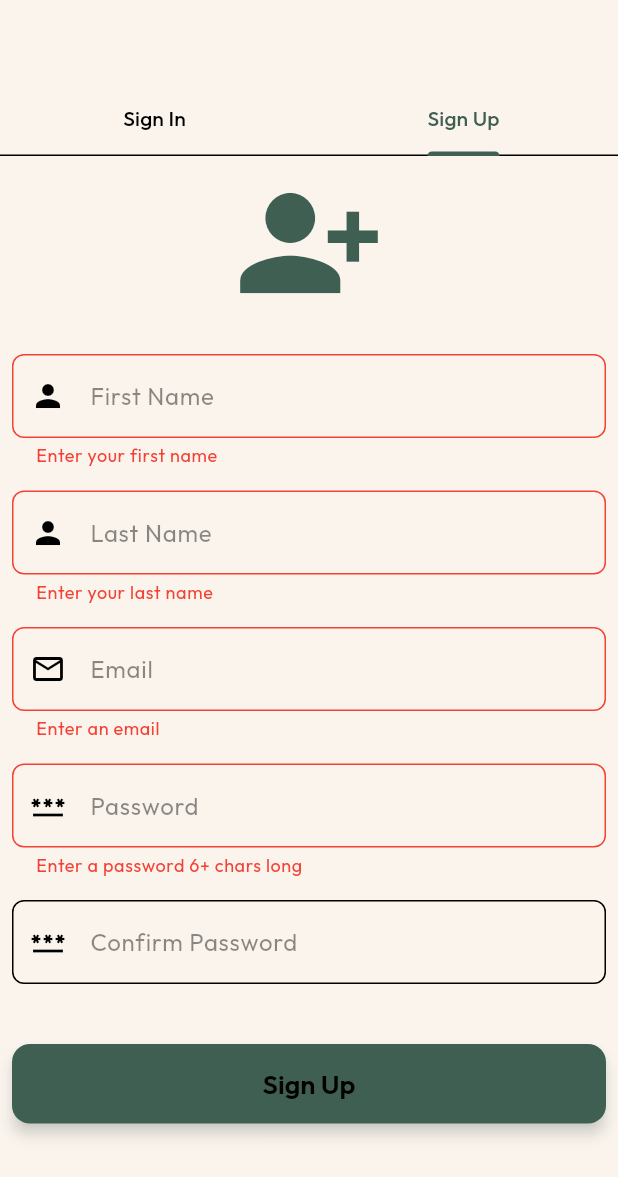
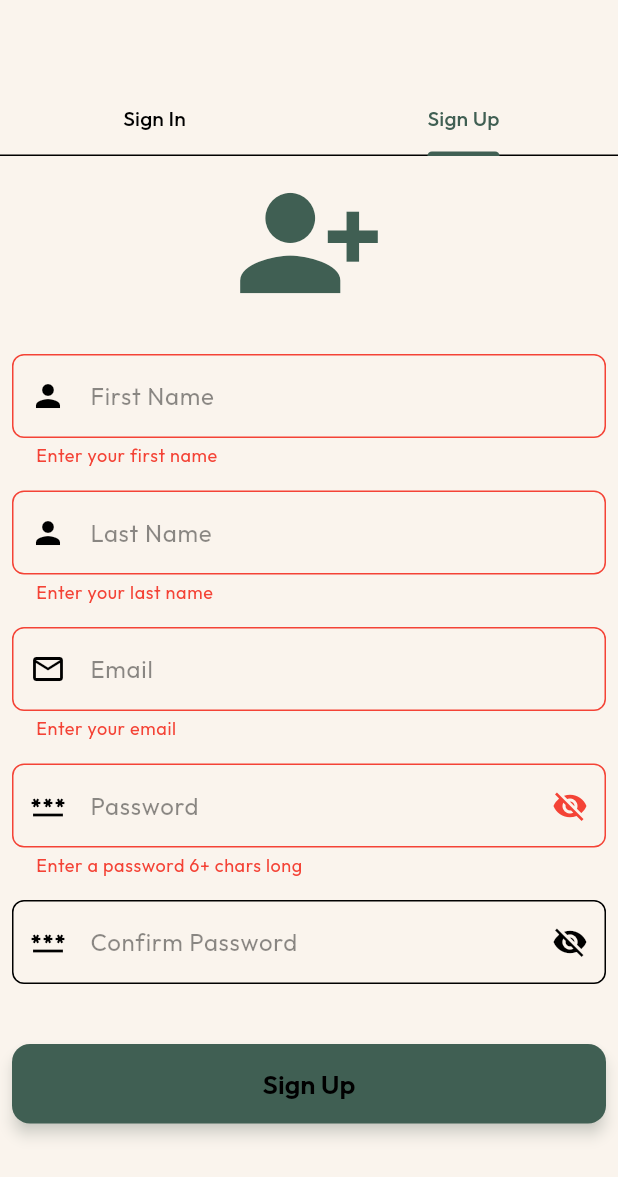
Before and after one commit to gmtfrombc/cog_screen, a Flutter app: the screen it shows after launch, tab 2 chosen, after a tap on "Sign Up", on a phone screen of 412 x 824 dp. Shown: the top 1177 px of the screen. Run offline on Flutter 3.47's test engine with Material 3 defaults, Android fonts, the phone set to English and light mode, and no system bars; our stand-ins replace cloud_firestore, firebase_auth, firebase_core, firebase_storage, google_fonts, vibration; accounts and stored records are empty.

Commit message:
signon/signin

```diff
--- a/lib/providers/auth_provider.dart
+++ b/lib/providers/auth_provider.dart
@@ -18,6 +18,7 @@ class AuthProviderClass with ChangeNotifier {
   }
 
   Future<void> signOut() async {
+    debugPrint('Signing out user ${_firebaseAuth.currentUser?.uid}');
     await _firebaseAuth.signOut();
     notifyListeners();
   }
--- a/lib/screens/signin_screen.dart
+++ b/lib/screens/signin_screen.dart
@@ -1,4 +1,5 @@
 import 'package:cog_screen/providers/auth_provider.dart';
+import 'package:cog_screen/widgets/custom_progress_indicator.dart';
 import 'package:flutter/material.dart';
 import 'package:provider/provider.dart';
 
@@ -14,13 +15,30 @@ class _SignInState extends State<SignIn> {
   String email = '';
   String password = '';
   String error = '';
+  bool _passwordVisible = false;
+  bool isLoading = false;
+
+  @override
+  void initState() {
+    super.initState();
+    _passwordVisible = false; // Initially password is obscure
+  }
 
   @override
   Widget build(BuildContext context) {
+    return isLoading
+        ? const Center(
+            child: CustomProgressIndicator(),
+          )
+        : SingleChildScrollView(
+            padding: const EdgeInsets.all(8.0),
+            child: _buildSigninForm(),
+          );
+  }
+
+  Widget _buildSigninForm() {
     final authProvider = Provider.of<AuthProviderClass>(context, listen: false);
-    return SingleChildScrollView(
-      padding: const EdgeInsets.all(8.0),
-      child: Form(
+    return Form(
       key: _formKey,
       child: Column(
         mainAxisSize: MainAxisSize.min,
@@ -33,7 +51,6 @@ class _SignInState extends State<SignIn> {
           ),
           const SizedBox(height: 24),
           TextFormField(
-              initialValue: 'gmtfrombc@gmail.com',
             decoration: const InputDecoration(
               labelText: 'Email',
               prefixIcon: Icon(Icons.email_outlined),
@@ -41,7 +58,6 @@ class _SignInState extends State<SignIn> {
                 color: Colors.black45,
               ),
             ),
-              //initialValue: 'gmtfrombc@gmail.com',
             validator: (val) => val!.isEmpty ? 'Enter an email' : null,
             onChanged: (val) {
               setState(() => email = val);
@@ -49,15 +65,24 @@ class _SignInState extends State<SignIn> {
           ),
           const SizedBox(height: 15.0),
           TextFormField(
-              initialValue: 'password1',
-              decoration: const InputDecoration(
+            decoration: InputDecoration(
               labelText: 'Password',
-                prefixIcon: Icon(Icons.password_outlined),
-                labelStyle: TextStyle(
+              suffixIcon: IconButton(
+                icon: Icon(
+                  _passwordVisible ? Icons.visibility : Icons.visibility_off,
+                ),
+                onPressed: () {
+                  setState(() {
+                    _passwordVisible = !_passwordVisible;
+                  });
+                },
+              ),
+              prefixIcon: const Icon(Icons.password_outlined),
+              labelStyle: const TextStyle(
                 color: Colors.black45,
               ),
             ),
-              obscureText: true,
+            obscureText: !_passwordVisible,
             validator: (val) =>
                 val!.length < 6 ? 'Enter a password 6+ chars long' : null,
             onChanged: (val) {
@@ -67,20 +92,8 @@ class _SignInState extends State<SignIn> {
           const SizedBox(height: 40.0),
           ElevatedButton(
             onPressed: () async {
-                email = 'gmtfrombc@gmail.com';
-                password = 'password1';
               if (_formKey.currentState!.validate()) {
-                  try {
-                    await authProvider.signInWithEmailAndPassword(
-                        email, password);
-                    if (mounted) {
-                      Navigator.pushNamed(context, '/start');
-                    }
-                  } catch (e) {
-                    if (mounted) {
-                      setState(() => error = 'Failed to sign in');
-                    }
-                  }
+                signUserIn();
               }
             },
             child: const Text('Sign In'),
@@ -115,7 +128,34 @@ class _SignInState extends State<SignIn> {
           Text(error, style: const TextStyle(color: Colors.red)),
         ],
       ),
-      ),
+    );
+  }
+
+  void signUserIn() async {
+    final authProvider = Provider.of<AuthProviderClass>(context, listen: false);
+    setState(() {
+      isLoading = true;
+    });
+    try {
+      await authProvider.signInWithEmailAndPassword(
+        email,
+        password,
+      );
+      if (mounted) {
+        Navigator.pushNamed(context, '/start');
+      }
+    } catch (e) {
+      if (mounted) {
+        setState(() => error = 'Failed to sign in');
+      }
+    } finally {
+      if (mounted) {
+        setState(
+          () {
+            isLoading = false;
+          },
         );
       }
     }
+  }
+}
--- a/lib/screens/signup_screen.dart
+++ b/lib/screens/signup_screen.dart
@@ -1,4 +1,5 @@
 import 'package:cog_screen/providers/auth_provider.dart';
+import 'package:cog_screen/widgets/custom_progress_indicator.dart';
 import 'package:firebase_auth/firebase_auth.dart';
 import 'package:flutter/material.dart';
 import 'package:provider/provider.dart';
@@ -18,14 +19,30 @@ class _SignUpState extends State<SignUp> {
   String firstName = '';
   String lastName = '';
   String error = '';
+  bool isLoading = false;
+  bool _signInPasswordVisible = false;
+  bool _confirmPasswordVisible = false;
+
+  @override
+  void initState() {
+    super.initState();
+    _signInPasswordVisible = false;
+    _confirmPasswordVisible = false; // Initially password is obscure
+  }
 
   @override
   Widget build(BuildContext context) {
-    final authProvider = Provider.of<AuthProviderClass>(context, listen: false);
+    return isLoading
+        ? const Center(
+            child: CustomProgressIndicator()) // Centered progress indicator
+        : SingleChildScrollView(
+            padding: const EdgeInsets.all(8.0),
+            child: _buildSignUpForm(),
+          );
+  }
 
-    return SingleChildScrollView(
-      padding: const EdgeInsets.all(8.0),
-      child: Form(
+  Widget _buildSignUpForm() {
+    return Form(
       key: _formKey,
       child: Column(
         mainAxisSize: MainAxisSize.min,
@@ -37,92 +54,75 @@ class _SignUpState extends State<SignUp> {
             color: Theme.of(context).primaryColor, // Icon color
           ),
           const SizedBox(height: 24),
-            TextFormField(
-              decoration: const InputDecoration(
+          _buildTextFormField(
             labelText: 'First Name',
-                prefixIcon: Icon(Icons.person),
-                labelStyle: TextStyle(
-                  color: Colors.black45,
-                ),
-              ),
+            prefixIcon: Icons.person,
             validator: (val) => val!.isEmpty ? 'Enter your first name' : null,
             onChanged: (val) => setState(() => firstName = val),
           ),
           const SizedBox(height: 15.0),
-            TextFormField(
-              decoration: const InputDecoration(
+          _buildTextFormField(
             labelText: 'Last Name',
-                prefixIcon: Icon(Icons.person),
-                labelStyle: TextStyle(
-                  color: Colors.black45,
-                ),
-              ),
+            prefixIcon: Icons.person,
             validator: (val) => val!.isEmpty ? 'Enter your last name' : null,
             onChanged: (val) => setState(() => lastName = val),
           ),
           const SizedBox(height: 15.0),
-            TextFormField(
-              decoration: const InputDecoration(
+          _buildTextFormField(
             labelText: 'Email',
-                prefixIcon: Icon(Icons.email_outlined),
-                labelStyle: TextStyle(
-                  color: Colors.black45,
-                ),
-              ),
-              validator: (val) => val!.isEmpty ? 'Enter an email' : null,
+            prefixIcon: Icons.email_outlined,
+            validator: (val) => val!.isEmpty ? 'Enter your email' : null,
             onChanged: (val) => setState(() => email = val),
           ),
           const SizedBox(height: 15.0),
-            TextFormField(
-              decoration: const InputDecoration(
+          _buildTextFormField(
             labelText: 'Password',
-                prefixIcon: Icon(Icons.password_outlined),
-                labelStyle: TextStyle(
-                  color: Colors.black45,
-                ),
-              ),
-              obscureText: true,
+            prefixIcon: Icons.password_outlined,
             validator: (val) =>
                 val!.length < 6 ? 'Enter a password 6+ chars long' : null,
             onChanged: (val) => setState(() => password = val),
+            isPassword: true,
+            passwordVisible: _signInPasswordVisible,
+            suffixIcon: IconButton(
+              icon: Icon(
+                _signInPasswordVisible
+                    ? Icons.visibility
+                    : Icons.visibility_off,
+              ),
+              onPressed: () {
+                setState(() {
+                  _signInPasswordVisible = !_signInPasswordVisible;
+                });
+              },
+            ),
           ),
           const SizedBox(height: 15.0),
-            TextFormField(
-              decoration: const InputDecoration(
+          _buildTextFormField(
             labelText: 'Confirm Password',
-                prefixIcon: Icon(Icons.password_outlined),
-                labelStyle: TextStyle(
-                  color: Colors.black45,
-                ),
-              ),
-              obscureText: true,
+            prefixIcon: Icons.password_outlined,
             validator: (val) =>
                 val != password ? 'Passwords do not match' : null,
             onChanged: (val) => setState(() => confirmPassword = val),
+            isPassword: true,
+            passwordVisible: _confirmPasswordVisible,
+            suffixIcon: IconButton(
+              icon: Icon(
+                _confirmPasswordVisible
+                    ? Icons.visibility
+                    : Icons.visibility_off,
+              ),
+              onPressed: () {
+                setState(() {
+                  _confirmPasswordVisible = !_confirmPasswordVisible;
+                });
+              },
+            ),
           ),
           const SizedBox(height: 40.0),
           ElevatedButton(
             onPressed: () async {
               if (_formKey.currentState!.validate()) {
-                  try {
-                    await authProvider.signUpWithEmailAndPassword(
-                      email,
-                      password,
-                    );
-                    User? user = authProvider.currentUser;
-                    if (user != null) {
-                      await user.updateDisplayName("$firstName $lastName");
-                      await user.reload();
-                    }
-
-                    if (mounted) {
-                      Navigator.pushNamed(context, '/start');
-                    }
-                  } catch (e) {
-                    if (mounted) {
-                      setState(() => error = 'Failed to sign up');
-                    }
-                  }
+                signUserUp();
               }
             },
             child: const Text(
@@ -146,7 +146,62 @@ class _SignUpState extends State<SignUp> {
             ),
         ],
       ),
-      ),
     );
   }
+
+  Widget _buildTextFormField({
+    required String labelText,
+    required IconData prefixIcon,
+    required String? Function(String?) validator,
+    required Function(String) onChanged,
+    bool isPassword = false,
+    bool passwordVisible = false,
+    Widget? suffixIcon,
+  }) {
+    return TextFormField(
+      decoration: InputDecoration(
+        labelText: labelText,
+        prefixIcon: Icon(prefixIcon),
+        suffixIcon: suffixIcon,
+        labelStyle: const TextStyle(
+          color: Colors.black45,
+        ),
+      ),
+      obscureText: isPassword && !passwordVisible, // Adjusted line
+      validator: (value) => validator(value), // Adjusted line
+      onChanged: onChanged,
+    );
   }
+
+  void signUserUp() async {
+    final authProvider = Provider.of<AuthProviderClass>(context, listen: false);
+    setState(() {
+      isLoading = true;
+    });
+    try {
+      await authProvider.signUpWithEmailAndPassword(
+        email,
+        password,
+      );
+      User? user = authProvider.currentUser;
+      if (user != null) {
+        await user.updateDisplayName("$firstName $lastName");
+        await user.reload();
+      }
+
+      if (mounted) {
+        Navigator.pushNamed(context, '/start');
+      }
+    } catch (e) {
+      if (mounted) {
+        setState(() => error = e.toString());
+      }
+    } finally {
+      if (mounted) {
+        setState(() {
+          isLoading = false;
+        });
+      }
+    }
+  }
+}
--- a/lib/screens/splashscreen.dart
+++ b/lib/screens/splashscreen.dart
@@ -93,9 +93,10 @@ class SplashScreenState extends State<SplashScreen>
                 child: const Text(
                   "LABS",
                   style: TextStyle(
-                      fontSize: 38,
-                      fontWeight: FontWeight.w100, // Thinner font weight
-                      color: Colors.black45),
+                    fontSize: 38,
+                    fontWeight: FontWeight.w400, // Thinner font weight
+                    color: Colors.black,
+                  ),
                 ),
               ),
             ),
--- a/lib/utilities/constants.dart
+++ b/lib/utilities/constants.dart
@@ -21,7 +21,7 @@ class AppConstants {
   static const String medAdvice =
       "In order to receive recommendations and a standing order for medical treatment, please complete the following questionnaire.";
   static const String memoryEnhancement =
-      "To receive a health provider's standing order for essential oils and our memory enhancment protocol, please review and complete the following questionnaire.";
+      "Are you interested in receiving a health provider's standing order for essential oils and our memory enhancment protocol?";
   static const String overnightOlfactory =
       "This study demonstrated that overnight olfactory enrichment using an odorant diffuser improved memory and modified the uncinate fasciculus in older adults. The results suggest that olfactory stimulation may be a promising non-pharmacological intervention for improving memory and cognitive health.";
   static const String lavenderAromatherapy =
```
Also changed, not shown: lib/screens/base_screen.dart (+9 -8 lines), lib/screens/essential_oils_screen.dart (+171 -104 lines), lib/services/firebase_services.dart (+37 -2 lines), lib/widgets/custom_drawer.dart (+4 -6 lines), lib/widgets/custom_progress_indicator.dart (added, +28 -0 lines). Lines whose indentation alone changed are shown as unchanged.
